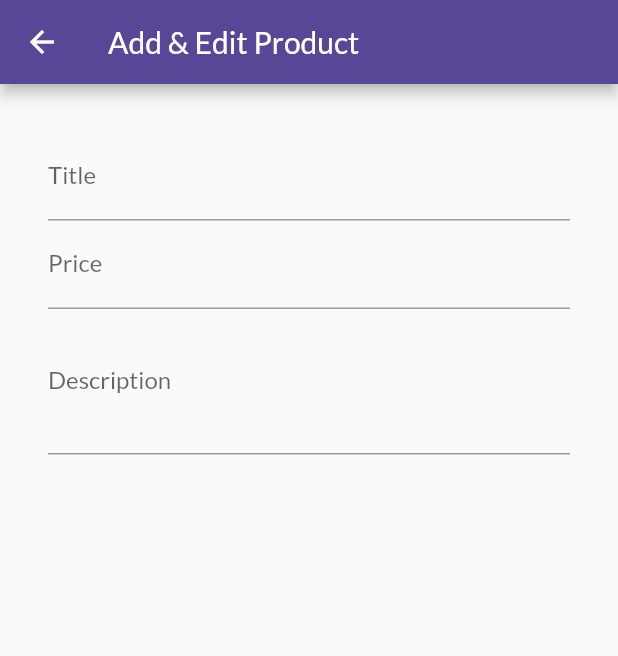
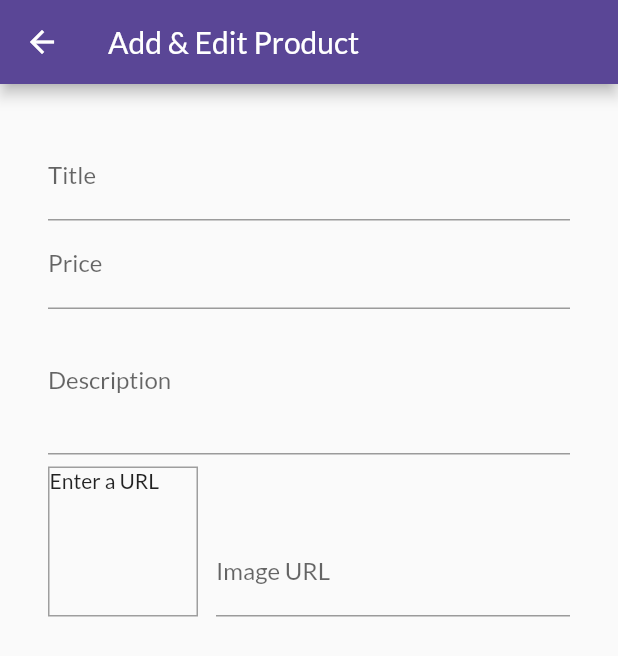
Before and after one commit to devborland/shop_flutter, a Flutter app: the EditProductPage screen opened by its route, on a phone screen of 412 x 824 dp. Shown: the top 656 px of the screen. Run offline on Flutter 3.47's test engine with Material 2 defaults, Android fonts, the phone set to English and light mode, and no system bars; network calls fail.

Commit message:
Image url and Image preview

```diff
--- a/lib/pages/edit_product_page.dart
+++ b/lib/pages/edit_product_page.dart
@@ -11,8 +11,30 @@
 class _EditProductPageState extends State<EditProductPage> {
   final _priceFocusNode = FocusNode();
   final _descriptionFocusNode = FocusNode();
+  final _imageUrlFocusNode = FocusNode();
 
-  void dispose() {}
+  final _imageUrlController = TextEditingController();
+
+  @override
+  void initState() {
+    _imageUrlFocusNode.addListener(_updateImageUrl);
+    super.initState();
+  }
+
+  void dispose() {
+    _imageUrlFocusNode.removeListener(_updateImageUrl);
+    _priceFocusNode.dispose();
+    _descriptionFocusNode.dispose();
+    _imageUrlFocusNode.dispose();
+    _imageUrlController.dispose();
+    super.dispose();
+  }
+
+  void _updateImageUrl() {
+    if (!_imageUrlFocusNode.hasFocus) {
+      setState(() {});
+    }
+  }
 
   @override
   Widget build(BuildContext context) {
@@ -45,6 +67,30 @@
                 keyboardType: TextInputType.multiline,
                 focusNode: _descriptionFocusNode,
               ),
+              Row(crossAxisAlignment: CrossAxisAlignment.end, children: [
+                Container(
+                  margin: const EdgeInsets.only(top: 8.0, right: 12.0),
+                  width: 100,
+                  height: 100,
+                  decoration: BoxDecoration(
+                    border: Border.all(width: 1, color: Colors.grey),
+                  ),
+                  child: _imageUrlController.text.isEmpty
+                      ? Text('Enter a URL')
+                      : FittedBox(
+                          child: Image.network(_imageUrlController.text),
+                        ),
+                ),
+                Expanded(
+                  child: TextFormField(
+                    decoration: InputDecoration(labelText: 'Image URL'),
+                    keyboardType: TextInputType.url,
+                    textInputAction: TextInputAction.done,
+                    controller: _imageUrlController,
+                    focusNode: _imageUrlFocusNode,
+                  ),
+                )
+              ]),
             ],
           ),
         ),
```
